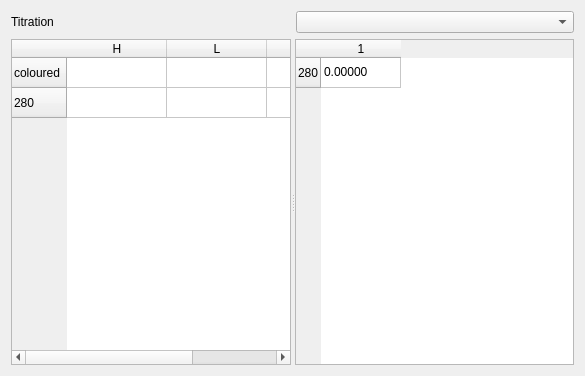
Above: forms/specds.ui from salvadorblasco/apes before the change. Below: the same form after it.
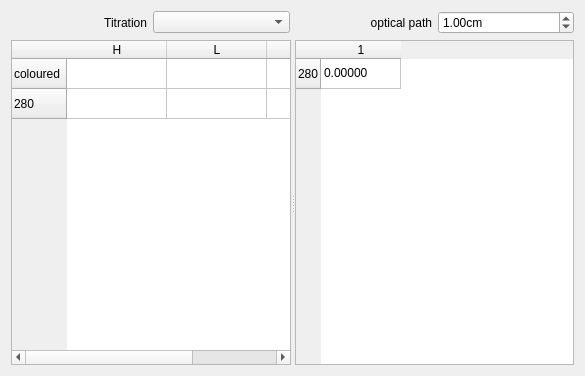
That is the form after the change.

What changed in the file:
```diff
--- a/forms/specds.ui
+++ b/forms/specds.ui
@@ -27,11 +27,34 @@
        <property name="text">
         <string>Titration</string>
        </property>
+       <property name="alignment">
+        <set>Qt::AlignRight|Qt::AlignTrailing|Qt::AlignVCenter</set>
+       </property>
       </widget>
      </item>
      <item>
       <widget class="QComboBox" name="cb_titration"/>
      </item>
+     <item>
+      <widget class="QLabel" name="label_2">
+       <property name="text">
+        <string>optical path</string>
+       </property>
+       <property name="alignment">
+        <set>Qt::AlignRight|Qt::AlignTrailing|Qt::AlignVCenter</set>
+       </property>
+      </widget>
+     </item>
+     <item>
+      <widget class="QDoubleSpinBox" name="dsb_path">
+       <property name="suffix">
+        <string>cm</string>
+       </property>
+       <property name="value">
+        <double>1.000000000000000</double>
+       </property>
+      </widget>
+     </item>
     </layout>
    </item>
    <item>
```
